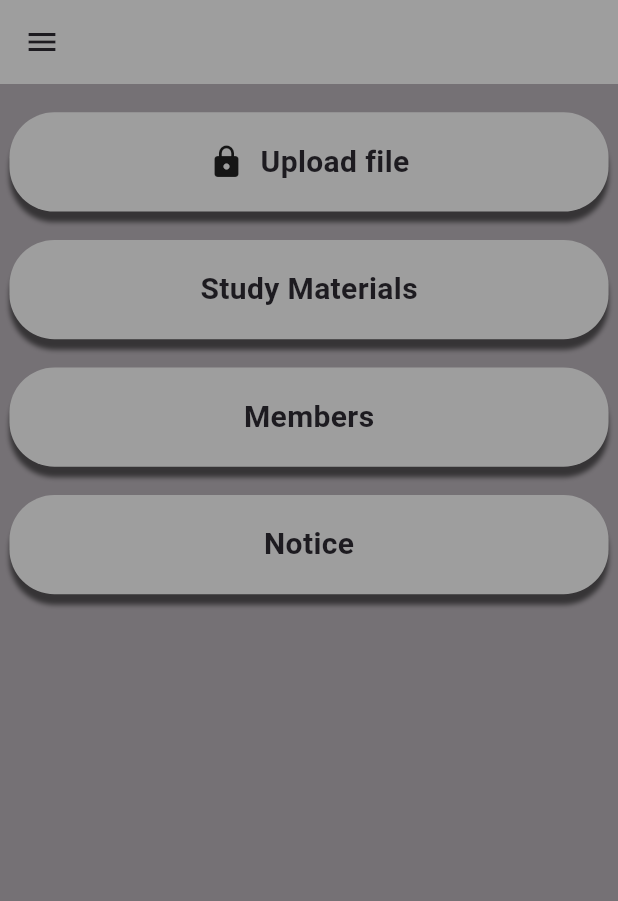
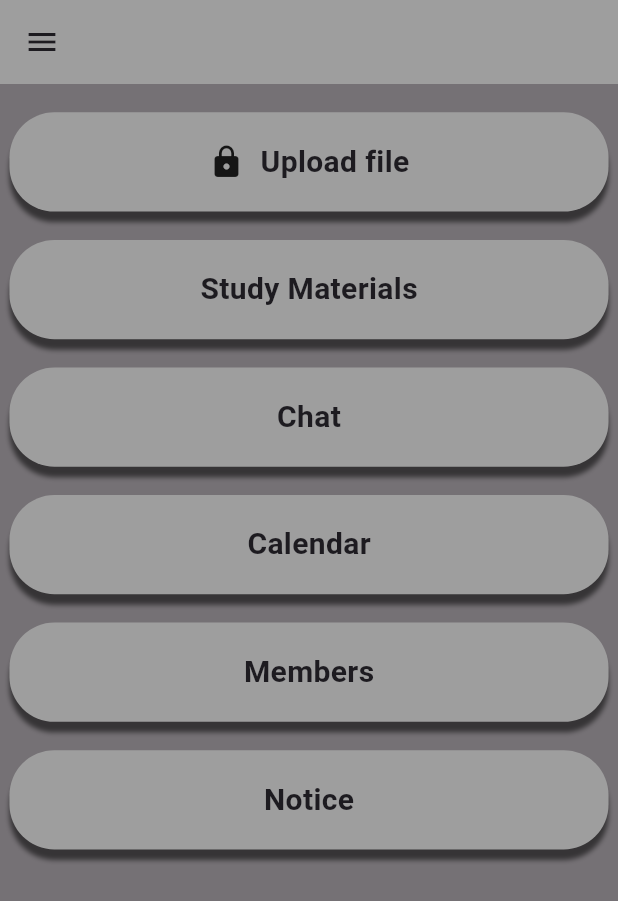
Before and after one commit to Mashrur112/Uni-Craft, a Flutter app: the screen it shows once a user with an empty profile is signed in, on a phone screen of 412 x 824 dp. Shown: the top 901 px of the screen. Run offline on Flutter 3.47's test engine with Material 3 defaults, Android fonts, the phone set to English and light mode, and no system bars; our stand-ins replace cached_network_image, cloud_firestore, connectivity_plus, file_picker, firebase_auth, firebase_core and 6 more; missing offline and left inert: flutter_facebook_auth, xid; accounts and stored records are empty; generated files the repository leaves out were written again.

Commit message:
Chat,Calendar-Buttons-Implemented

```diff
--- a/lib/dashboard.dart
+++ b/lib/dashboard.dart
@@ -5,20 +5,21 @@
 import 'package:cached_network_image/cached_network_image.dart';
 import 'package:cloud_firestore/cloud_firestore.dart';
 import 'package:firebase_auth/firebase_auth.dart';
-import 'package:flutter/cupertino.dart';
 import 'package:flutter/material.dart';
 import 'package:google_sign_in/google_sign_in.dart';
+import 'package:uni_craft/chat.dart';
 import 'package:uni_craft/study_Materials.dart';
 import 'package:uni_craft/widget/uploadFile.dart';
 
 import 'Homepage.dart';
+import 'calendar.dart';
 import 'edit_Profile.dart';
 import 'members.dart';
 import 'notice.dart';
 
 class Dashboard extends StatefulWidget {
   var role;
-  Dashboard(this.role);
+  Dashboard(this.role, {super.key});
 
   @override
   State<Dashboard> createState() => _DashboardState();
@@ -55,25 +56,19 @@ class _DashboardState extends State<Dashboard> {
             size: Size(0, ((20 / 872) * screenH)),
           ),
           widget.role == "Administrator"
-              ? GestureDetector(
+          /* Button 01*/     ? GestureDetector(
             onTap: () {
               Navigator.push(context,
-                        MaterialPageRoute(builder: (context) => uploadFile()));
+                  MaterialPageRoute(builder: (context) => const uploadFile()));
             },
             child: Center(
               child: Container(
                 height: (70 / 872) * screenH,
                 width: (380 / 392) * screenW,
-                      child: Center(
-                          child: Text(
-                        "Upload file",
-                        style: TextStyle(
-                            fontWeight: FontWeight.bold, fontSize: 20),
-                      )),
                 decoration: BoxDecoration(
                     color: Colors.grey,
                     borderRadius: BorderRadius.circular(30),
-                          boxShadow: [
+                    boxShadow: const [
                       BoxShadow(
                         color: Colors.black54,
                         offset: Offset(0, 7),
@@ -81,28 +76,22 @@ class _DashboardState extends State<Dashboard> {
                         blurRadius: 2,
                       )
                     ]),
+                child: const Center(
+                    child: Text(
+                      "Upload file",
+                      style: TextStyle(
+                          fontWeight: FontWeight.bold, fontSize: 20),
+                    )),
               ),
             ),
           )
               : Container(
             height: (70 / 872) * screenH,
             width: (380 / 392) * screenW,
-                  child: Row(
-                    mainAxisAlignment: MainAxisAlignment.center,
-                    children: [
-                      Icon(Icons.lock),
-                      SizedBox.fromSize(size: Size(((10 / 392) * screenW), 0)),
-                      Text(
-                        "Upload file",
-                        style: TextStyle(
-                            fontWeight: FontWeight.bold, fontSize: 20),
-                      ),
-                    ],
-                  ),
             decoration: BoxDecoration(
                 color: Colors.grey,
                 borderRadius: BorderRadius.circular(30),
-                      boxShadow: [
+                boxShadow: const [
                   BoxShadow(
                     color: Colors.black54,
                     offset: Offset(0, 7),
@@ -110,6 +99,18 @@ class _DashboardState extends State<Dashboard> {
                     blurRadius: 2,
                   )
                 ]),
+            child: Row(
+              mainAxisAlignment: MainAxisAlignment.center,
+              children: [
+                const Icon(Icons.lock),
+                SizedBox.fromSize(size: Size(((10 / 392) * screenW), 0)),
+                const Text(
+                  "Upload file",
+                  style: TextStyle(
+                      fontWeight: FontWeight.bold, fontSize: 20),
+                ),
+              ],
+            ),
           ),
           SizedBox.fromSize(
             size: Size(0, ((20 / 872) * screenH)),
@@ -117,21 +118,16 @@ class _DashboardState extends State<Dashboard> {
           GestureDetector(
             onTap: () {
               Navigator.push(context,
-                  MaterialPageRoute(builder: (context) => study_Materials()));
+                  MaterialPageRoute(builder: (context) => const study_Materials()));
             },
             child: Center(
               child: Container(
                 height: (70 / 872) * screenH,
                 width: (380 / 392) * screenW,
-                child: Center(
-                    child: Text(
-                  "Study Materials",
-                  style: TextStyle(fontWeight: FontWeight.bold, fontSize: 20),
-                )),
                 decoration: BoxDecoration(
                     color: Colors.grey,
                     borderRadius: BorderRadius.circular(30),
-                    boxShadow: [
+                    boxShadow: const [
                       BoxShadow(
                         color: Colors.black54,
                         offset: Offset(0, 7),
@@ -139,12 +135,83 @@ class _DashboardState extends State<Dashboard> {
                         blurRadius: 2,
                       )
                     ]),
+                child: const Center(
+                    child: Text(
+                      "Study Materials",
+                      style: TextStyle(fontWeight: FontWeight.bold, fontSize: 20),
+                    )),
               ),
             ),
           ),
           SizedBox.fromSize(
             size: Size(0, ((20 / 872) * screenH)),
           ),
+          //Chat Button
+          GestureDetector(
+            onTap: () {
+              Navigator.push(context,
+                  MaterialPageRoute(builder: (context) => ChatApp()));
+            },
+            child: Center(
+              child: Container(
+                height: (70 / 872) * screenH,
+                width: (380 / 392) * screenW,
+                decoration: BoxDecoration(
+                    color: Colors.grey,
+                    borderRadius: BorderRadius.circular(30),
+                    boxShadow: const [
+                      BoxShadow(
+                        color: Colors.black54,
+                        offset: Offset(0, 7),
+                        spreadRadius: 0,
+                        blurRadius: 2,
+                      )
+                    ]),
+                child: const Center(
+                    child: Text(
+                      "Chat",
+                      style: TextStyle(fontWeight: FontWeight.bold, fontSize: 20),
+                    )),
+              ),
+            ),
+          ),
+          SizedBox.fromSize(
+            size: Size(0, ((20 / 872) * screenH)),
+          ),
+          GestureDetector(
+            onTap: () {
+              Navigator.push(context,
+                  MaterialPageRoute(builder: (context) => Calendar()));
+            },
+            child: Center(
+              child: Container(
+                height: (70 / 872) * screenH,
+                width: (380 / 392) * screenW,
+                decoration: BoxDecoration(
+                    color: Colors.grey,
+                    borderRadius: BorderRadius.circular(30),
+                    boxShadow: const [
+                      BoxShadow(
+                        color: Colors.black54,
+                        offset: Offset(0, 7),
+                        spreadRadius: 0,
+                        blurRadius: 2,
+                      )
+                    ]),
+                child: const Center(
+                    child: Text(
+                      "Calendar",
+                      style: TextStyle(fontWeight: FontWeight.bold, fontSize: 20),
+                    )),
+              ),
+            ),
+          ),
+          SizedBox.fromSize(
+            size: Size(0, ((20 / 872) * screenH)),
+          ),
+
+
+
           widget.role != "General member"
               ? GestureDetector(
             onTap: () {
@@ -155,16 +222,10 @@ class _DashboardState extends State<Dashboard> {
               child: Container(
                 height: (70 / 872) * screenH,
                 width: (380 / 392) * screenW,
-                      child: Center(
-                          child: Text(
-                        "Members",
-                        style: TextStyle(
-                            fontWeight: FontWeight.bold, fontSize: 20),
-                      )),
                 decoration: BoxDecoration(
                     color: Colors.grey,
                     borderRadius: BorderRadius.circular(30),
-                          boxShadow: [
+                    boxShadow: const [
                       BoxShadow(
                         color: Colors.black54,
                         offset: Offset(0, 7),
@@ -172,13 +233,30 @@ class _DashboardState extends State<Dashboard> {
                         blurRadius: 2,
                       )
                     ]),
+                child: const Center(
+                    child: Text(
+                      "Members",
+                      style: TextStyle(
+                          fontWeight: FontWeight.bold, fontSize: 20),
+                    )),
               ),
             ),
           )
               : Container(
             height: (70 / 872) * screenH,
             width: (380 / 392) * screenW,
-                  child: Row(
+            decoration: BoxDecoration(
+                color: Colors.grey,
+                borderRadius: BorderRadius.circular(30),
+                boxShadow: const [
+                  BoxShadow(
+                    color: Colors.black54,
+                    offset: Offset(0, 7),
+                    spreadRadius: 0,
+                    blurRadius: 2,
+                  )
+                ]),
+            child: const Row(
               mainAxisAlignment: MainAxisAlignment.center,
               children: [
                 Icon(
@@ -192,10 +270,25 @@ class _DashboardState extends State<Dashboard> {
                 ),
               ],
             ),
+          ),
+          SizedBox.fromSize(
+            size: Size(0, ((20 / 872) * screenH)),
+          ),
+
+
+          GestureDetector(
+            onTap: () {
+              Navigator.push(context,
+                  MaterialPageRoute(builder: (context) => const notice()));
+            },
+            child: Center(
+              child: Container(
+                height: (70 / 872) * screenH,
+                width: (380 / 392) * screenW,
                 decoration: BoxDecoration(
                     color: Colors.grey,
                     borderRadius: BorderRadius.circular(30),
-                      boxShadow: [
+                    boxShadow: const [
                       BoxShadow(
                         color: Colors.black54,
                         offset: Offset(0, 7),
@@ -203,37 +296,12 @@ class _DashboardState extends State<Dashboard> {
                         blurRadius: 2,
                       )
                     ]),
-                ),
-          SizedBox.fromSize(
-            size: Size(0, ((20 / 872) * screenH)),
-          ),
-
-          GestureDetector(
-            onTap: () {
-              Navigator.push(context,
-                  MaterialPageRoute(builder: (context) => notice()));
-            },
-            child: Center(
-              child: Container(
-                height: (70 / 872) * screenH,
-                width: (380 / 392) * screenW,
-                child: Center(
+                child: const Center(
                     child: Text(
                       "Notice",
                       style: TextStyle(
                           fontWeight: FontWeight.bold, fontSize: 20),
                     )),
-                decoration: BoxDecoration(
-                    color: Colors.grey,
-                    borderRadius: BorderRadius.circular(30),
-                    boxShadow: [
-                      BoxShadow(
-                        color: Colors.black54,
-                        offset: Offset(0, 7),
-                        spreadRadius: 0,
-                        blurRadius: 2,
-                      )
-                    ]),
               ),
             ),
           )
@@ -246,7 +314,7 @@ class _DashboardState extends State<Dashboard> {
             // SizedBox.fromSize(
             //   size: Size(200, 100),
             // ),
-            Container(
+            SizedBox(
               height: (659 / 872) * screenH,
               width: screenW,
               child: StreamBuilder(
@@ -260,7 +328,7 @@ class _DashboardState extends State<Dashboard> {
                   if (snapshot.hasData) {
                     c = 0;
                     final res = snapshot.data!.docs.toList();
-                    for (var r in res!) {
+                    for (var r in res) {
                       c++;
 
                       if (r['uid'] == currentUser.currentUser!.uid) {
@@ -296,7 +364,7 @@ class _DashboardState extends State<Dashboard> {
                                 left: (17 / 392) * screenW,
                                 child: Text(
                                   profile_info[1],
-                                  style: TextStyle(
+                                  style: const TextStyle(
                                       fontSize: 21,
                                       color: Colors.white,
                                       fontWeight: FontWeight.bold),
@@ -307,14 +375,14 @@ class _DashboardState extends State<Dashboard> {
                                   left: (17 / 392) * screenW,
                                   child: Text(
                                     profile_info[3],
-                                    style: TextStyle(color: Colors.white),
+                                    style: const TextStyle(color: Colors.white),
                                   )),
                               Positioned(
                                 bottom: (120 / 872) * screenH,
                                 left: (120 / 392) * screenW,
                                 child: Text(
                                   profile_info[5],
-                                  style: TextStyle(
+                                  style: const TextStyle(
                                       fontWeight: FontWeight.bold,
                                       color: Colors.cyanAccent,
                                       fontSize: 20),
@@ -329,7 +397,7 @@ class _DashboardState extends State<Dashboard> {
                                       view_more = !view_more;
                                     });
                                   },
-                                  icon: Icon(Icons.remove_red_eye_rounded),
+                                  icon: const Icon(Icons.remove_red_eye_rounded),
                                   color: Colors.white,
                                 ),
                               ),
@@ -339,40 +407,40 @@ class _DashboardState extends State<Dashboard> {
                                 left: (160 / 392) * screenW,
                                 child: Text(
                                   "Age: " + profile_info[2],
-                                        style: TextStyle(
+                                  style: const TextStyle(
                                       color: Colors.grey, fontSize: 18),
                                 ),
                               )
-                                  : Center(),
+                                  : const Center(),
                               view_more == true
                                   ? Positioned(
                                 bottom: (60 / 872) * screenH,
                                 left: (90 / 392) * screenW,
                                 child: Text(
                                   "Joining code: " + profile_info[6],
-                                        style: TextStyle(
+                                  style: const TextStyle(
                                       color: Colors.grey, fontSize: 16),
                                 ),
                               )
-                                  : Center(),
+                                  : const Center(),
                               view_more == true
                                   ? Positioned(
                                 bottom: (18 / 872) * screenH,
                                 left: (16 / 392) * screenW,
                                 child: Text(profile_info[4],
-                                          style: TextStyle(
+                                    style: const TextStyle(
                                         color: Colors.grey,
                                         fontSize: 15,
                                         fontWeight: FontWeight.bold)),
                               )
-                                  : Center(),
+                                  : const Center(),
                             ],
                           ),
                         ],
                       ),
                     );
                   } else {
-                    return Homepage();
+                    return const Homepage();
                   }
                 },
               ),
@@ -387,12 +455,12 @@ class _DashboardState extends State<Dashboard> {
                       MaterialPageRoute(
                           builder: (context) => edit_profile(profile_info)));
                 },
-                child: Text("Edit Profile")),
+                child: const Text("Edit Profile")),
             ElevatedButton(
                 onPressed: () {
                   signout();
                 },
-                child: Text("Log Out")),
+                child: const Text("Log Out")),
           ],
         ),
       ),
```
Lines whose indentation alone changed are shown as unchanged.
